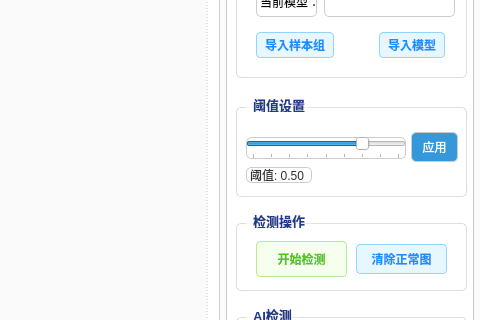
This is ui/main.ui in 211250243/app as Qt 5 draws it before an edit; both pictures show x 539 to 1019 and y 215 to 535 of the 1019 by 694 pixel window. The edited form follows.
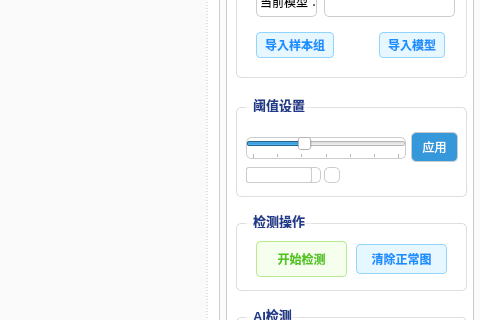
This is the edited form. The open tabs and pages were chosen to show the change. Icons and pictures are not drawn.

```diff
--- a/ui/main.ui
+++ b/ui/main.ui
@@ -3128,10 +3128,10 @@
             </rect>
            </property>
            <property name="minimum">
-            <number>-100</number>
+            <number>-1000</number>
            </property>
            <property name="maximum">
-            <number>100</number>
+            <number>2000</number>
            </property>
            <property name="value">
             <number>50</number>
@@ -3143,7 +3143,7 @@
             <enum>QSlider::TickPosition::TicksBelow</enum>
            </property>
            <property name="tickInterval">
-            <number>25</number>
+            <number>500</number>
            </property>
           </widget>
           <widget class="QLabel" name="thresholdValueLabel">
@@ -3151,7 +3151,7 @@
             <rect>
              <x>10</x>
              <y>70</y>
-             <width>66</width>
+             <width>75</width>
              <height>16</height>
             </rect>
            </property>
@@ -3165,6 +3165,54 @@
             <string>阈值: 0.50</string>
            </property>
           </widget>
+          <widget class="QToolButton" name="thresholdEditButton">
+           <property name="geometry">
+            <rect>
+             <x>88</x>
+             <y>70</y>
+             <width>16</width>
+             <height>16</height>
+            </rect>
+           </property>
+           <property name="cursor">
+            <cursorShape>PointingHandCursor</cursorShape>
+           </property>
+           <property name="toolTip">
+            <string>编辑阈值</string>
+           </property>
+           <property name="text">
+            <string/>
+           </property>
+           <property name="icon">
+            <iconset>
+             <normaloff>ui/icon/edit.svg</normaloff>ui/icon/edit.svg</iconset>
+           </property>
+           <property name="autoRaise">
+            <bool>true</bool>
+           </property>
+          </widget>
+          <widget class="QLineEdit" name="thresholdEditField">
+           <property name="geometry">
+            <rect>
+             <x>10</x>
+             <y>70</y>
+             <width>66</width>
+             <height>16</height>
+            </rect>
+           </property>
+           <property name="visible">
+            <bool>false</bool>
+           </property>
+           <property name="styleSheet">
+            <string notr="true">font-family: &quot;Microsoft YaHei UI&quot;;
+font-size: 9pt;
+color: #333333;
+font-weight: normal;
+border: 1px solid #cccccc;
+border-radius: 2px;
+background-color: white;</string>
+           </property>
+          </widget>
           <widget class="QPushButton" name="applyThresholdButton">
            <property name="geometry">
             <rect>
```
Left out of the diff: 5 changed lines with no effect on the pictures.
